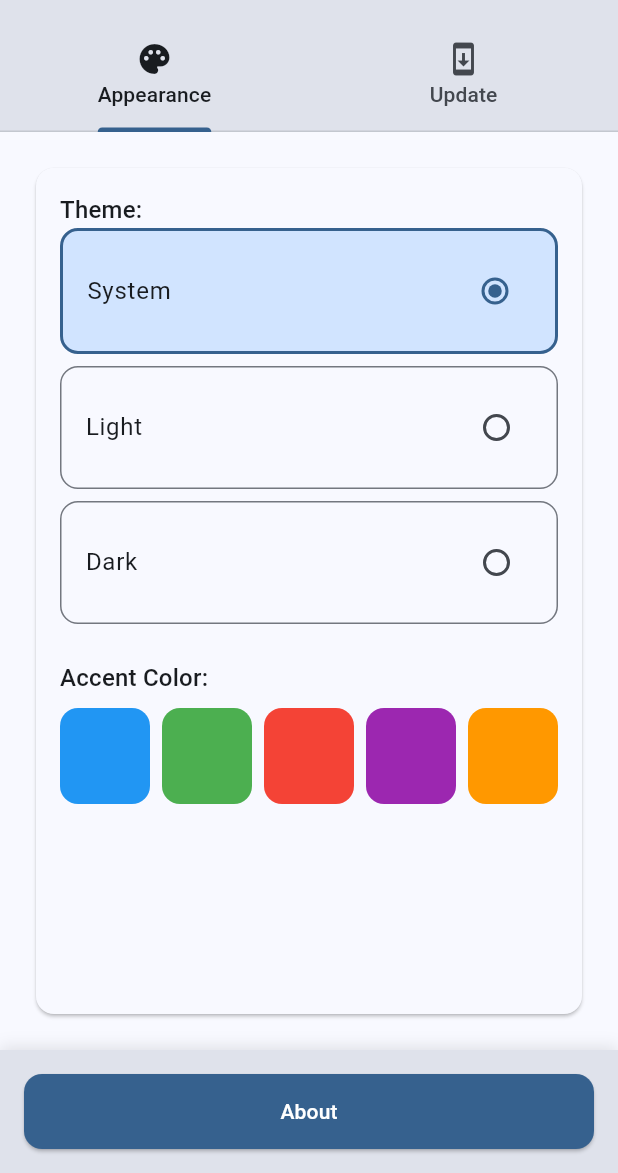
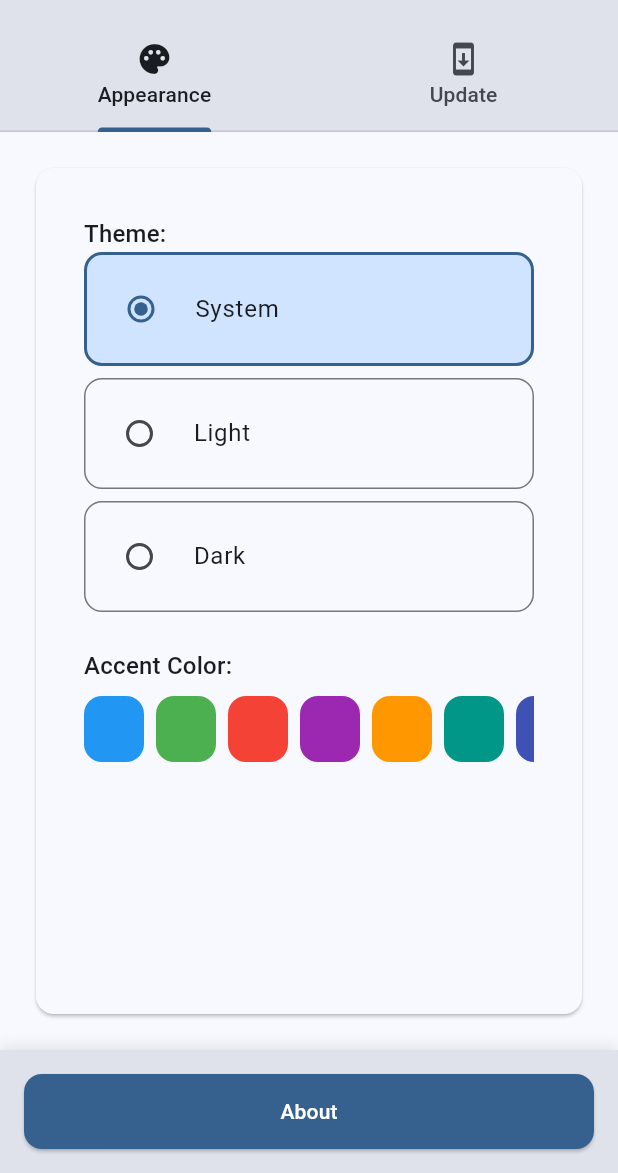
Before and after one commit to Luiz-eduardp/akashic_records, a Flutter app: the SettingsScreen screen opened by its route, on a phone screen of 412 x 824 dp, the part 63-1236 px from its top. Run offline on Flutter 3.47's test engine with Material 3 defaults, Android fonts, the phone set to English and light mode, and no system bars; our stand-ins replace cached_network_image, cookie_jar, flutter_advanced_drawer, flutter_html, flutter_markdown, google_fonts and 5 more; missing offline and left inert: flutter_code_editor, highlight; accounts and stored records are empty; network calls fail.

Commit message:
refactor(settings): replace theme selection with radio buttons
- Improved theme selection UI with radio buttons
- Replaced InkWell with RadioListTile for better UX
- Removed unnecessary widgets and animations
- Reduced widget nesting for better readability
- Adjusted styling for improved consistency

```diff
--- a/lib/screens/settings/appearance_settings.dart
+++ b/lib/screens/settings/appearance_settings.dart
@@ -15,6 +15,7 @@ class AppearanceSettings extends StatelessWidget {
   @override
   Widget build(BuildContext context) {
     return SingleChildScrollView(
+      padding: const EdgeInsets.all(16),
       child: Column(
         crossAxisAlignment: CrossAxisAlignment.start,
         children: [
@@ -24,7 +25,7 @@ class AppearanceSettings extends StatelessWidget {
               color: theme.colorScheme.onSurface,
             ),
           ),
-          _ThemeModeSelection(appState: appState, theme: theme),
+          ThemeModeSelection(appState: appState, theme: theme),
           const SizedBox(height: 24),
           Text(
             'Cor de Destaque:'.translate,
@@ -32,15 +33,15 @@ class AppearanceSettings extends StatelessWidget {
               color: theme.colorScheme.onSurface,
             ),
           ),
-          _ColorPalette(appState: appState, theme: theme),
+          ColorPalette(appState: appState, theme: theme),
         ],
       ),
     );
   }
 }
 
-class _ThemeModeSelection extends StatelessWidget {
-  const _ThemeModeSelection({required this.appState, required this.theme});
+class ThemeModeSelection extends StatelessWidget {
+  const ThemeModeSelection({required this.appState, required this.theme});
 
   final AppState appState;
   final ThemeData theme;
@@ -49,21 +50,21 @@ class _ThemeModeSelection extends StatelessWidget {
   Widget build(BuildContext context) {
     return Column(
       children: [
-        _ThemeModeCard(
+        ThemeModeTile(
           title: 'Sistema'.translate,
           themeMode: ThemeMode.system,
           appState: appState,
           theme: theme,
         ),
         const SizedBox(height: 8),
-        _ThemeModeCard(
+        ThemeModeTile(
           title: 'Claro'.translate,
           themeMode: ThemeMode.light,
           appState: appState,
           theme: theme,
         ),
         const SizedBox(height: 8),
-        _ThemeModeCard(
+        ThemeModeTile(
           title: 'Escuro'.translate,
           themeMode: ThemeMode.dark,
           appState: appState,
@@ -74,8 +75,8 @@ class _ThemeModeSelection extends StatelessWidget {
   }
 }
 
-class _ThemeModeCard extends StatelessWidget {
-  const _ThemeModeCard({
+class ThemeModeTile extends StatelessWidget {
+  const ThemeModeTile({
     required this.title,
     required this.themeMode,
     required this.appState,
@@ -90,20 +91,24 @@ class _ThemeModeCard extends StatelessWidget {
   @override
   Widget build(BuildContext context) {
     final isSelected = appState.themeMode == themeMode;
-    return InkWell(
-      onTap: () {
-        appState.setThemeMode(themeMode);
-      },
-      borderRadius: BorderRadius.circular(12),
-      child: AnimatedContainer(
-        duration: const Duration(milliseconds: 200),
-        decoration: BoxDecoration(
-          color:
+    return RadioListTile<ThemeMode>(
+      title: Text(
+        title,
+        style: theme.textTheme.bodyLarge?.copyWith(
+          color: theme.colorScheme.onSurface,
+        ),
+      ),
+      value: themeMode,
+      groupValue: appState.themeMode,
+      onChanged: (ThemeMode? value) => appState.setThemeMode(value!),
+      activeColor: theme.colorScheme.primary,
+      tileColor:
           isSelected
               ? theme.colorScheme.primaryContainer
               : theme.colorScheme.surface,
+      shape: RoundedRectangleBorder(
         borderRadius: BorderRadius.circular(12),
-          border: Border.all(
+        side: BorderSide(
           color:
               isSelected
                   ? theme.colorScheme.primary
@@ -111,41 +116,20 @@ class _ThemeModeCard extends StatelessWidget {
           width: isSelected ? 2 : 1,
         ),
       ),
-        padding: const EdgeInsets.all(16),
-        child: Row(
-          children: [
-            Expanded(
-              child: Text(
-                title,
-                style: theme.textTheme.bodyLarge?.copyWith(
-                  color: theme.colorScheme.onSurface,
-                ),
-              ),
-            ),
-            Radio<ThemeMode>(
-              value: themeMode,
-              groupValue: appState.themeMode,
-              onChanged: (ThemeMode? value) {
-                appState.setThemeMode(value!);
-              },
-              activeColor: theme.colorScheme.primary,
-            ),
-          ],
-        ),
-      ),
+      contentPadding: const EdgeInsets.symmetric(horizontal: 16, vertical: 8),
     );
   }
 }
 
-class _ColorPalette extends StatelessWidget {
-  const _ColorPalette({required this.appState, required this.theme});
+class ColorPalette extends StatelessWidget {
+  const ColorPalette({required this.appState, required this.theme});
 
   final AppState appState;
   final ThemeData theme;
 
   @override
   Widget build(BuildContext context) {
-    final List<Color> availableColors = [
+    const availableColors = [
       Colors.blue,
       Colors.green,
       Colors.red,
@@ -160,7 +144,7 @@ class _ColorPalette extends StatelessWidget {
     ];
 
     return SizedBox(
-      height: 80,
+      height: 60,
       child: ListView.separated(
         scrollDirection: Axis.horizontal,
         itemCount: availableColors.length,
@@ -168,15 +152,15 @@ class _ColorPalette extends StatelessWidget {
         padding: const EdgeInsets.symmetric(vertical: 8),
         itemBuilder: (context, index) {
           final color = availableColors[index];
-          return _ColorCard(color: color, appState: appState, theme: theme);
+          return ColorCard(color: color, appState: appState, theme: theme);
         },
       ),
     );
   }
 }
 
-class _ColorCard extends StatelessWidget {
-  const _ColorCard({
+class ColorCard extends StatelessWidget {
+  const ColorCard({
     required this.color,
     required this.appState,
     required this.theme,
@@ -190,31 +174,27 @@ class _ColorCard extends StatelessWidget {
   Widget build(BuildContext context) {
     final isSelected = appState.accentColor == color;
 
-    return GestureDetector(
-      onTap: () {
-        appState.setAccentColor(color);
-      },
-      child: AnimatedContainer(
-        duration: const Duration(milliseconds: 200),
-        width: 60,
-        height: 80,
+    return InkWell(
+      onTap: () => appState.setAccentColor(color),
+      borderRadius: BorderRadius.circular(12),
+      child: Container(
+        width: 40,
+        height: 40,
         decoration: BoxDecoration(
           color: color,
           borderRadius: BorderRadius.circular(12),
           border: Border.all(
             color:
                 isSelected ? theme.colorScheme.onSurface : Colors.transparent,
-            width: 3,
+            width: isSelected ? 2 : 0,
           ),
         ),
         child:
             isSelected
-                ? Center(
-                  child: Icon(
+                ? Icon(
                   Icons.check,
                   color: theme.colorScheme.onPrimary,
-                    size: 24,
-                  ),
+                  size: 20,
                 )
                 : null,
       ),
```
Lines whose indentation alone changed are shown as unchanged.
